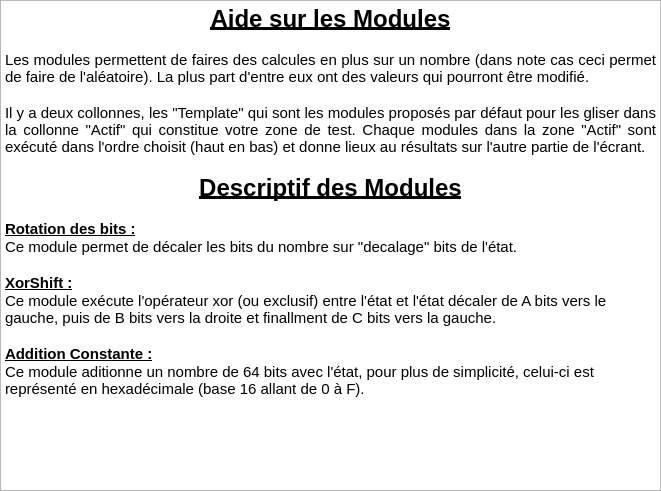
Qt form FichiersQT/aideModules.ui (erreur130/Editeur_de_Generateur_de_Nombres_Aleatoire) before a commit.
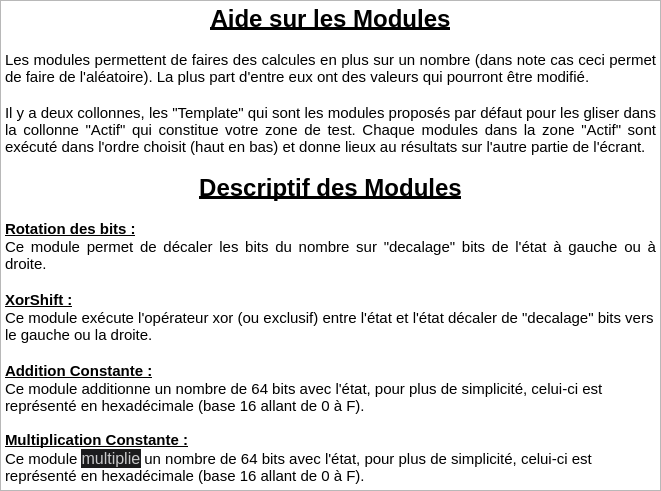
The same form after that commit.

Commit message: feat : rajout de descriptions de modules

Patch:
```diff
--- a/FichiersQT/aideModules.ui
+++ b/FichiersQT/aideModules.ui
@@ -48,13 +48,14 @@
 &lt;p align=&quot;center&quot; style=&quot; margin-top:0px; margin-bottom:0px; margin-left:0px; margin-right:0px; -qt-block-indent:0; text-indent:0px;&quot;&gt;&lt;span style=&quot; font-size:18pt; font-weight:700; text-decoration: underline;&quot;&gt;Descriptif des Modules&lt;/span&gt;&lt;/p&gt;
 &lt;p align=&quot;justify&quot; style=&quot;-qt-paragraph-type:empty; margin-top:0px; margin-bottom:0px; margin-left:0px; margin-right:0px; -qt-block-indent:0; text-indent:0px;&quot;&gt;&lt;br /&gt;&lt;/p&gt;
 &lt;p align=&quot;justify&quot; style=&quot; margin-top:0px; margin-bottom:0px; margin-left:0px; margin-right:0px; -qt-block-indent:0; text-indent:0px;&quot;&gt;&lt;span style=&quot; font-weight:700; text-decoration: underline;&quot;&gt;Rotation des bits :&lt;/span&gt;&lt;/p&gt;
-&lt;p align=&quot;justify&quot; style=&quot; margin-top:0px; margin-bottom:0px; margin-left:0px; margin-right:0px; -qt-block-indent:0; text-indent:0px;&quot;&gt;Ce module permet de décaler les bits du nombre sur &amp;quot;decalage&amp;quot; bits de l'état.&lt;/p&gt;
+&lt;p align=&quot;justify&quot; style=&quot; margin-top:0px; margin-bottom:0px; margin-left:0px; margin-right:0px; -qt-block-indent:0; text-indent:0px;&quot;&gt;Ce module permet de décaler les bits du nombre sur &amp;quot;decalage&amp;quot; bits de l'état à gauche ou à droite.&lt;/p&gt;
 &lt;p style=&quot;-qt-paragraph-type:empty; margin-top:0px; margin-bottom:0px; margin-left:0px; margin-right:0px; -qt-block-indent:0; text-indent:0px;&quot;&gt;&lt;br /&gt;&lt;/p&gt;
 &lt;p style=&quot; margin-top:0px; margin-bottom:0px; margin-left:0px; margin-right:0px; -qt-block-indent:0; text-indent:0px;&quot;&gt;&lt;span style=&quot; font-weight:700; text-decoration: underline;&quot;&gt;XorShift :&lt;/span&gt;&lt;/p&gt;
-&lt;p style=&quot; margin-top:0px; margin-bottom:0px; margin-left:0px; margin-right:0px; -qt-block-indent:0; text-indent:0px;&quot;&gt;Ce module exécute l'opérateur xor (ou exclusif) entre l'état et l'état décaler de A bits vers le gauche, puis de B bits vers la droite et finallment de C bits vers la gauche.&lt;/p&gt;
+&lt;p style=&quot; margin-top:0px; margin-bottom:0px; margin-left:0px; margin-right:0px; -qt-block-indent:0; text-indent:0px;&quot;&gt;Ce module exécute l'opérateur xor (ou exclusif) entre l'état et l'état décaler de &amp;quot;decalage&amp;quot; bits vers le gauche ou la droite.&lt;/p&gt;
 &lt;p style=&quot;-qt-paragraph-type:empty; margin-top:0px; margin-bottom:0px; margin-left:0px; margin-right:0px; -qt-block-indent:0; text-indent:0px;&quot;&gt;&lt;br /&gt;&lt;/p&gt;
 &lt;p style=&quot; margin-top:0px; margin-bottom:0px; margin-left:0px; margin-right:0px; -qt-block-indent:0; text-indent:0px;&quot;&gt;&lt;span style=&quot; font-weight:700; text-decoration: underline;&quot;&gt;Addition Constante :&lt;/span&gt;&lt;/p&gt;
-&lt;p style=&quot; margin-top:0px; margin-bottom:0px; margin-left:0px; margin-right:0px; -qt-block-indent:0; text-indent:0px;&quot;&gt;Ce module aditionne un nombre de 64 bits avec l'état, pour plus de simplicité, celui-ci est représenté en hexadécimale (base 16 allant de 0 à F).&lt;/p&gt;&lt;/body&gt;&lt;/html&gt;</string>
+&lt;p style=&quot; margin-top:0px; margin-bottom:0px; margin-left:0px; margin-right:0px; -qt-block-indent:0; text-indent:0px;&quot;&gt;Ce module additionne un nombre de 64 bits avec l'état, pour plus de simplicité, celui-ci est représenté en hexadécimale (base 16 allant de 0 à F).&lt;br /&gt;&lt;br /&gt;&lt;span style=&quot; font-weight:700; text-decoration: underline;&quot;&gt;Multiplication Constante :&lt;/span&gt;&lt;/p&gt;
+&lt;p style=&quot; margin-top:0px; margin-bottom:0px; margin-left:0px; margin-right:0px; -qt-block-indent:0; text-indent:0px;&quot;&gt;Ce module &lt;span style=&quot; font-family:'Inter Variable','Helvetica','sans-serif'; font-size:16px; color:#c9c9ca; background-color:#1c1c1d;&quot;&gt;multiplie&lt;/span&gt; un nombre de 64 bits avec l'état, pour plus de simplicité, celui-ci est représenté en hexadécimale (base 16 allant de 0 à F).&lt;/p&gt;&lt;/body&gt;&lt;/html&gt;</string>
      </property>
     </widget>
    </item>
```
